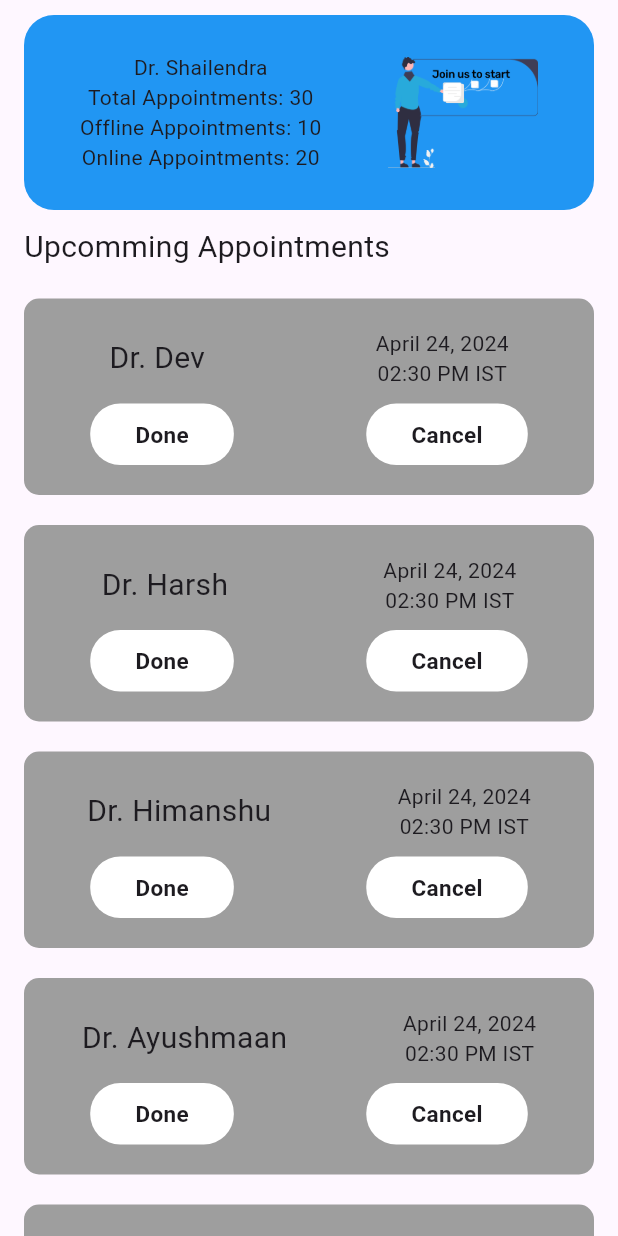
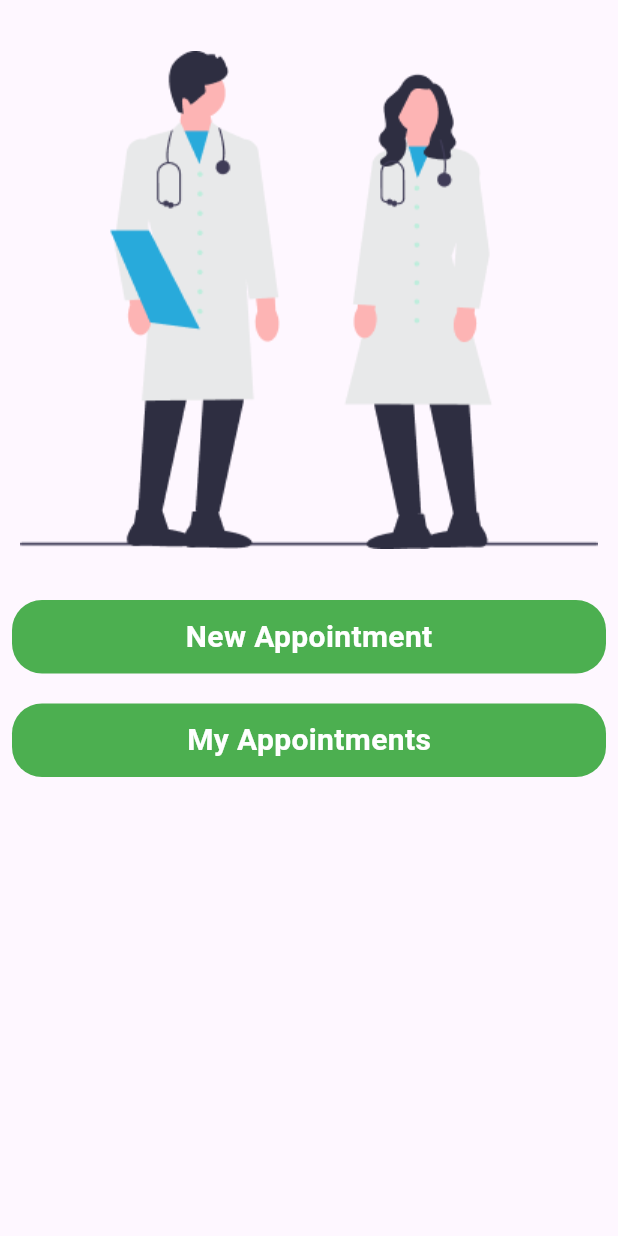
Before and after one commit to Harshcs21/Maddy_care, a Flutter app: the screen it shows after launch, after a tap on the "arrow forward" icon, on a phone screen of 412 x 824 dp. Run offline on Flutter 3.47's test engine with Material 3 defaults, Android fonts, the phone set to English and light mode, and no system bars.

Commit message:
user appointment and my appointment page done

```diff
--- a/lib/doctorinfo.dart
+++ b/lib/doctorinfo.dart
@@ -1,4 +1,4 @@
-import 'dart:js_util';
+// import 'dart:js_util';
 
 import 'package:flutter/material.dart';
 import 'package:flutter_pro/doctorbox.dart';
--- a/lib/login.dart
+++ b/lib/login.dart
@@ -1,5 +1,6 @@
 import 'package:flutter/material.dart';
 import 'package:flutter_pro/doctorinfo.dart';
+import 'package:flutter_pro/userappointment.dart';
 
 
 class MyLogin extends StatefulWidget {
@@ -94,7 +95,7 @@ class _MyLoginState extends State<MyLogin> {
                               onPressed: () {
                                 Navigator.push(
                                   context,
-                                  MaterialPageRoute(builder: (context) => MyDoctor()),
+                                  MaterialPageRoute(builder: (context) => UserAppointment()),
                                 );
                               },
                               icon: Icon(Icons.arrow_forward)))
--- a/lib/main.dart
+++ b/lib/main.dart
@@ -1,4 +1,5 @@
 import 'package:flutter/material.dart';
+// import 'dart:js_util';
 import 'doctorinfo.dart';
 import 'forgotpassword.dart';
 import 'start.dart'; // Import the file where MyStart is defined
--- /dev/null
+++ b/lib/userappointment.dart
@@ -0,0 +1,74 @@
+import 'package:flutter/material.dart';
+
+import 'myappointment.dart';
+
+class UserAppointment extends StatefulWidget {
+  const UserAppointment({Key? key}) : super(key: key);
+
+  @override
+  State<UserAppointment> createState() => _UserAppointmentState();
+}
+
+class _UserAppointmentState extends State<UserAppointment> {
+  @override
+  Widget build(BuildContext context) {
+    return SafeArea(
+        child: Scaffold(
+          body: Padding(
+            padding: const EdgeInsets.symmetric(horizontal: 8.0),
+            child: Column(
+              children: [
+                Container(
+                  height: 400,
+                  width: double.infinity,
+                  decoration: BoxDecoration(
+                    image: DecorationImage(
+                      image: AssetImage('assets/undraw_doctors_p6aq 1.png'),
+                    )
+                  ),
+                ),
+                Container(
+                  padding: EdgeInsets.all(10),
+                  alignment: Alignment.center,
+                  width: double.infinity,
+                  decoration: BoxDecoration(
+                    color: Colors.green,
+                    borderRadius: BorderRadius.circular(20),
+                  ),
+                  child: Text("New Appointment",
+                  style: TextStyle(
+                    fontWeight: FontWeight.bold,
+                    fontSize: 20,
+                    color: Colors.white
+                  ),),
+                ),
+                SizedBox(height: 20),
+                InkWell(
+                  onTap: () {
+                    Navigator.push(
+                      context,
+                      MaterialPageRoute(builder: (context) => MyAppointment()),
+                    );
+                  },
+                  child: Container(
+                    padding: EdgeInsets.all(10),
+                    alignment: Alignment.center,
+                    width: double.infinity,
+                    decoration: BoxDecoration(
+                      color: Colors.green,
+                      borderRadius: BorderRadius.circular(20),
+                    ),
+                    child: Text("My Appointments",
+                      style: TextStyle(
+                          fontWeight: FontWeight.bold,
+                          fontSize: 20,
+                          color: Colors.white
+                      ),),
+                  ),
+                ),
+              ],
+            ),
+          ),
+        ));
+  }
+}
```
Also changed, not shown: lib/myappointment.dart (added, +67 -0 lines), assets/undraw_doctors_p6aq 1.png (added).
